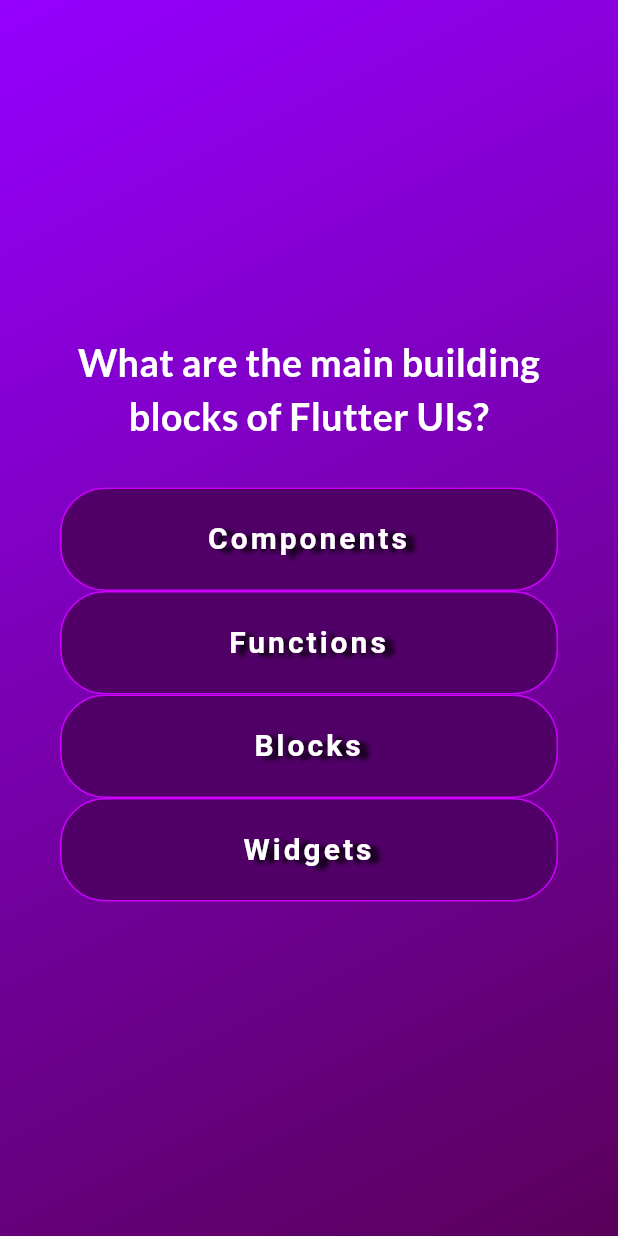
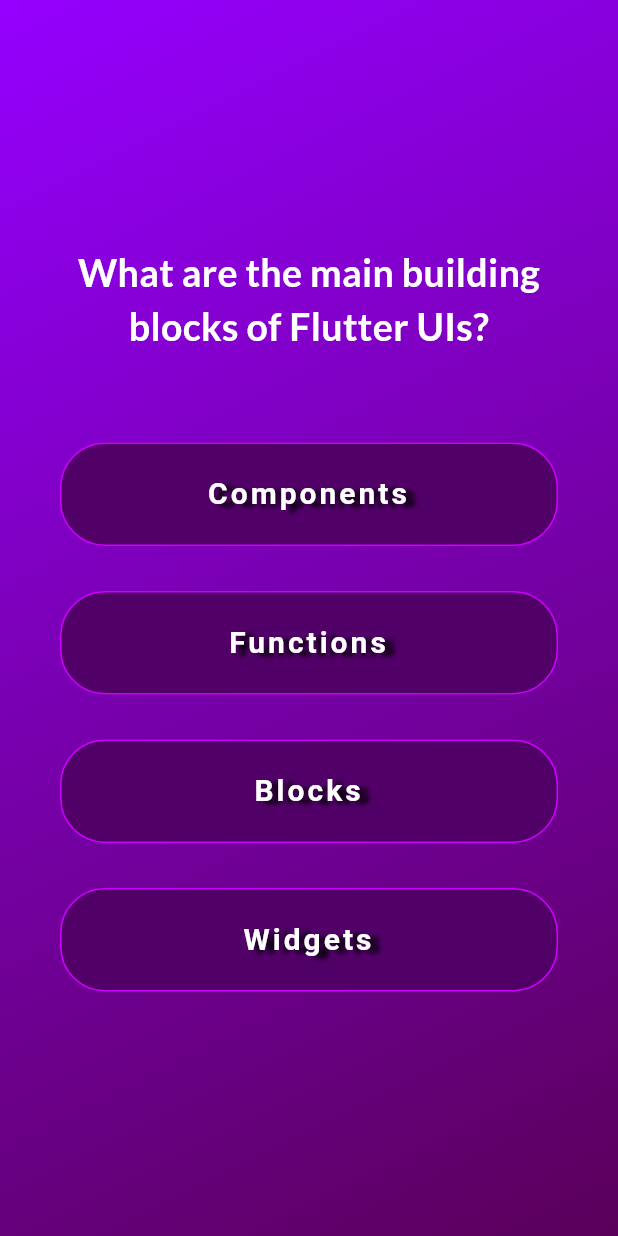
Before and after one commit to Johnatanvq/basic_questionnaire_app, a Flutter app: the screen it shows after launch, after a tap on "EMPEZAR", on a phone screen of 412 x 824 dp. Run offline on Flutter 3.47's test engine with Material 3 defaults, Android fonts, the phone set to English and light mode, and no system bars; our stand-ins replace google_fonts.

Commit message:
welcome screen style fixes and minimal questions screens ones

```diff
--- a/lib/custom_button.dart
+++ b/lib/custom_button.dart
@@ -20,6 +20,9 @@ class _CustomButtonState extends State<CustomButton> {
   @override
   Widget build(context) {
     return Container(
+      margin: const EdgeInsets.only(
+        top: 30
+      ),
       child: OutlinedButton(
         onPressed: widget.onTap,
         style: OutlinedButton.styleFrom(
--- a/lib/welcome_screen.dart
+++ b/lib/welcome_screen.dart
@@ -20,13 +20,16 @@ class WelcomeScreen extends StatelessWidget{
             color: const Color.fromARGB(150, 255, 255, 255),
           ),
           SizedBox(
-            height: 20,
+            height: 40,
           ),
           LabelText(
-            label: 'Hola Johnatan!',
+            label: '¡BIENVENIDO AL QUIZ DE FLUTTER!',
             fontSize: 20,
-            fontColor: Colors.cyan,
+            fontColor: Color.fromARGB(255, 255, 255, 255),
             fontWeight: FontWeight.w500,
+          ),
+          SizedBox(
+            height: 60,
           ),
           OutlinedButton.icon(
             onPressed: startQuiz,
```
Also changed, not shown: assets/images/Captura de pantalla 2024-12-30 072801.png (added).
